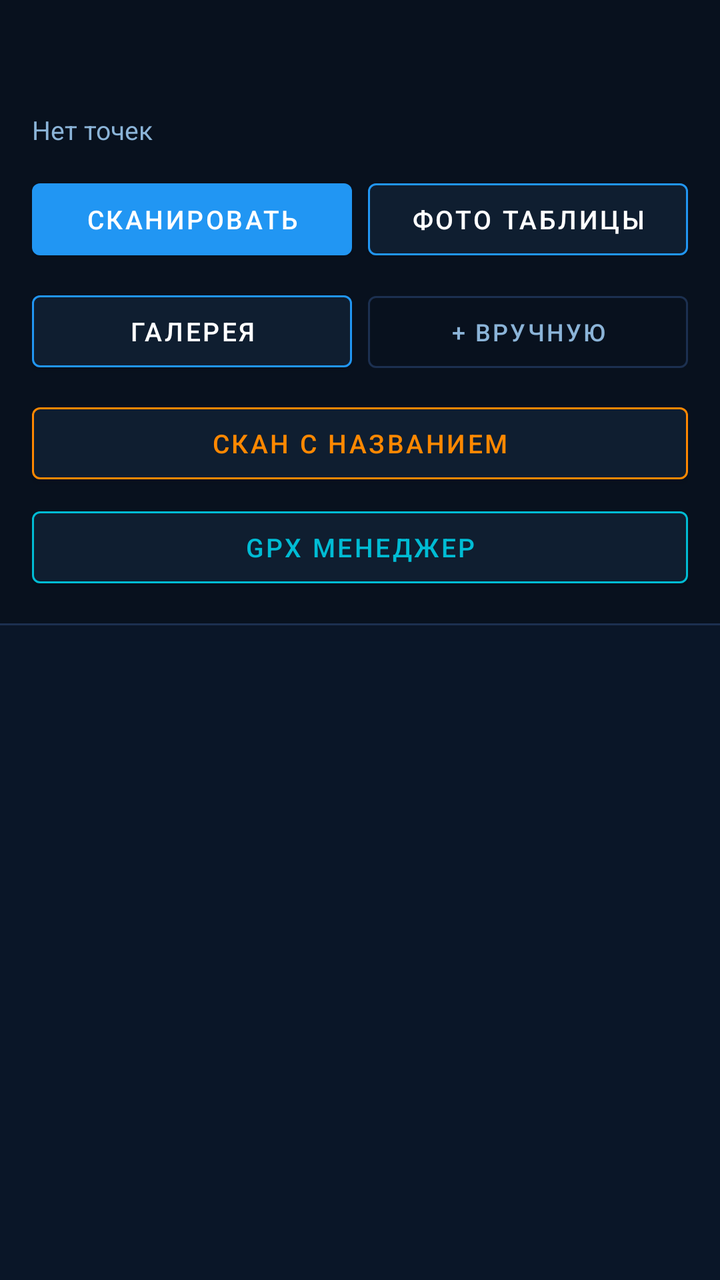
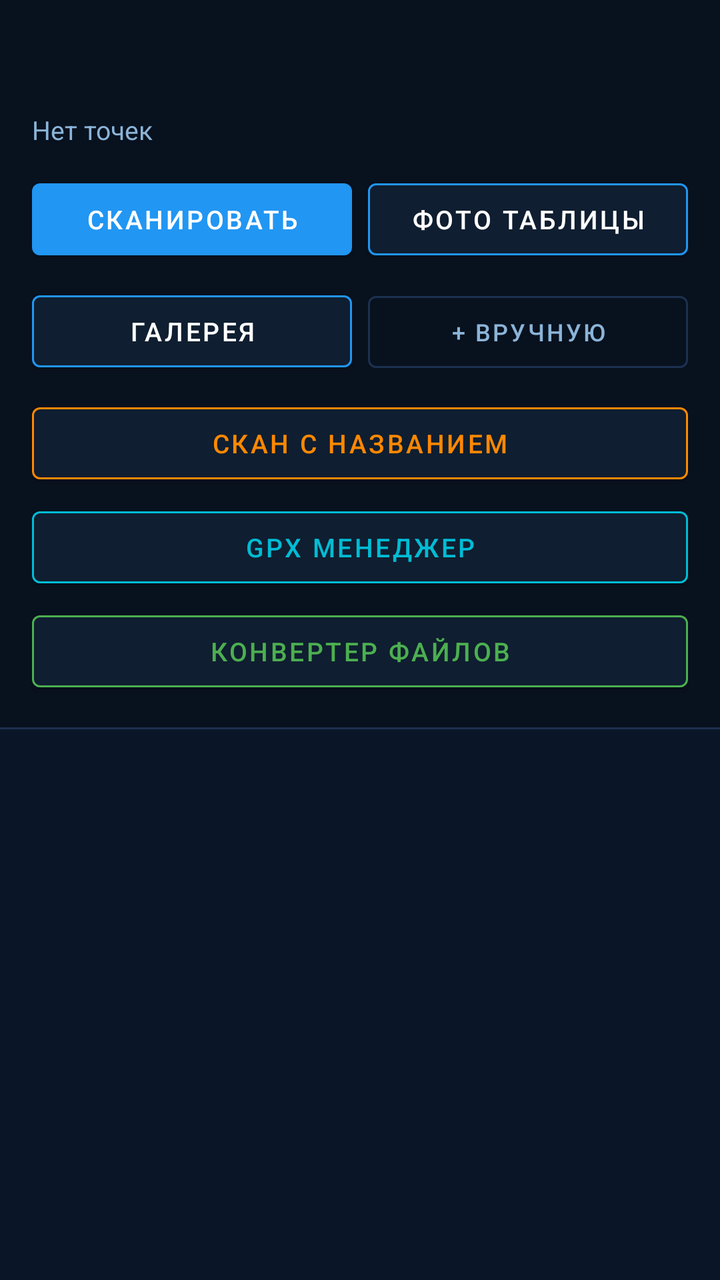

Compare the two renders of this Android layout. The source of the first and the diff that turns it into the second are given below.
<!-- AndroidManifest.xml: application theme Theme.CoordScanner -->
<!-- res/layout/activity_main.xml -->
<?xml version="1.0" encoding="utf-8"?>
<androidx.coordinatorlayout.widget.CoordinatorLayout
    xmlns:android="http://schemas.android.com/apk/res/android"
    xmlns:app="http://schemas.android.com/apk/res-auto"
    android:layout_width="match_parent"
    android:layout_height="match_parent"
    android:background="@color/navy_bg">

    <com.google.android.material.appbar.AppBarLayout
        android:layout_width="match_parent"
        android:layout_height="wrap_content"
        android:background="@color/navy_deep"
        app:elevation="0dp">

        <androidx.appcompat.widget.Toolbar
            android:id="@+id/toolbar"
            android:layout_width="match_parent"
            android:layout_height="?attr/actionBarSize"
            android:background="@color/navy_deep"
            app:titleTextColor="@color/white"
            app:subtitleTextColor="@color/text_secondary" />

        
        <LinearLayout
            android:layout_width="match_parent"
            android:layout_height="wrap_content"
            android:orientation="vertical"
            android:paddingHorizontal="16dp"
            android:paddingBottom="14dp">

            <TextView
                android:id="@+id/tvPointCount"
                android:layout_width="match_parent"
                android:layout_height="wrap_content"
                android:text="Нет точек"
                android:textColor="@color/text_secondary"
                android:textSize="13sp"
                android:layout_marginBottom="12dp" />

            <LinearLayout
                android:layout_width="match_parent"
                android:layout_height="wrap_content"
                android:orientation="horizontal"
                android:layout_marginBottom="8dp">

                <com.google.android.material.button.MaterialButton
                    android:id="@+id/btnScan"
                    android:layout_width="0dp"
                    android:layout_height="48dp"
                    android:layout_weight="1"
                    android:layout_marginEnd="8dp"
                    android:text="Сканировать"
                    android:textSize="13sp"
                    android:fontFamily="sans-serif-medium"
                    app:backgroundTint="@color/primary"
                    app:iconTint="@color/white" />

                <com.google.android.material.button.MaterialButton
                    android:id="@+id/btnPhotoBatch"
                    android:layout_width="0dp"
                    android:layout_height="48dp"
                    android:layout_weight="1"
                    android:text="Фото таблицы"
                    android:textSize="13sp"
                    android:fontFamily="sans-serif-medium"
                    app:backgroundTint="@color/navy_surface"
                    app:strokeColor="@color/primary"
                    app:strokeWidth="1dp" />
            </LinearLayout>

            <LinearLayout
                android:layout_width="match_parent"
                android:layout_height="wrap_content"
                android:orientation="horizontal"
                android:layout_marginBottom="8dp">

                <com.google.android.material.button.MaterialButton
                    android:id="@+id/btnGallery"
                    android:layout_width="0dp"
                    android:layout_height="48dp"
                    android:layout_weight="1"
                    android:layout_marginEnd="8dp"
                    android:text="Галерея"
                    android:textSize="13sp"
                    android:fontFamily="sans-serif-medium"
                    app:backgroundTint="@color/navy_surface"
                    app:strokeColor="@color/primary"
                    app:strokeWidth="1dp" />

                <com.google.android.material.button.MaterialButton
                    android:id="@+id/fab"
                    style="@style/Widget.MaterialComponents.Button.OutlinedButton"
                    android:layout_width="0dp"
                    android:layout_height="48dp"
                    android:layout_weight="1"
                    android:text="+ Вручную"
                    android:textColor="@color/text_secondary"
                    android:textSize="12sp"
                    app:strokeColor="@color/navy_stroke" />
            </LinearLayout>

            
            <com.google.android.material.button.MaterialButton
                android:id="@+id/btnColumnScan"
                android:layout_width="match_parent"
                android:layout_height="48dp"
                android:text="Скан с названием"
                android:textSize="13sp"
                android:fontFamily="sans-serif-medium"
                app:backgroundTint="@color/navy_surface"
                app:strokeColor="#FF8800"
                app:strokeWidth="1dp"
                android:textColor="#FF8800" />

            
            <com.google.android.material.button.MaterialButton
                android:id="@+id/btnGpxManager"
                android:layout_width="match_parent"
                android:layout_height="48dp"
                android:layout_marginTop="4dp"
                android:text="GPX Менеджер"
                android:textSize="13sp"
                android:fontFamily="sans-serif-medium"
                app:backgroundTint="@color/navy_surface"
                app:strokeColor="@color/accent"
                app:strokeWidth="1dp"
                android:textColor="@color/accent" />
        </LinearLayout>

        
        <View
            android:layout_width="match_parent"
            android:layout_height="1dp"
            android:background="@color/navy_stroke" />

    </com.google.android.material.appbar.AppBarLayout>

    
    <LinearLayout
        android:layout_width="match_parent"
        android:layout_height="match_parent"
        android:orientation="vertical"
        app:layout_behavior="@string/appbar_scrolling_view_behavior">

        <FrameLayout
            android:layout_width="match_parent"
            android:layout_height="match_parent">

            <androidx.recyclerview.widget.RecyclerView
                android:id="@+id/recyclerView"
                android:layout_width="match_parent"
                android:layout_height="match_parent"
                android:paddingVertical="8dp"
                android:clipToPadding="false" />

            <LinearLayout
                android:id="@+id/emptyState"
                android:layout_width="wrap_content"
                android:layout_height="wrap_content"
                android:layout_gravity="center"
                android:orientation="vertical"
                android:gravity="center"
                android:visibility="gone">

                <TextView
                    android:layout_width="wrap_content"
                    android:layout_height="wrap_content"
                    android:text="📡"
                    android:textSize="56sp" />

                <TextView
                    android:layout_width="wrap_content"
                    android:layout_height="wrap_content"
                    android:text="Точек нет"
                    android:textColor="@color/text_secondary"
                    android:textSize="18sp"
                    android:fontFamily="sans-serif-medium"
                    android:layout_marginTop="12dp" />

                <TextView
                    android:layout_width="wrap_content"
                    android:layout_height="wrap_content"
                    android:text="Нажмите «Сканировать»"
                    android:textColor="@color/text_hint"
                    android:textSize="13sp"
                    android:layout_marginTop="4dp" />
            </LinearLayout>
        </FrameLayout>
    </LinearLayout>

    
    <com.google.android.material.floatingactionbutton.FloatingActionButton
        android:id="@+id/btnExportBar"
        android:layout_width="wrap_content"
        android:layout_height="wrap_content"
        android:layout_gravity="bottom|end"
        android:layout_margin="20dp"
        android:contentDescription="Экспорт GPX"
        android:src="@android:drawable/ic_menu_share"
        app:backgroundTint="@color/navy_surface"
        app:tint="@color/text_secondary"
        app:elevation="4dp"
        android:visibility="gone" />

</androidx.coordinatorlayout.widget.CoordinatorLayout>
<!-- resources referenced by this layout -->
<resources>
  <color name="accent">#00BCD4</color>
  <color name="navy_bg">#0A1628</color>
  <color name="navy_deep">#08111E</color>
  <color name="navy_stroke">#1C3050</color>
  <color name="navy_surface">#0F1E30</color>
  <color name="primary">#2196F3</color>
  <color name="text_hint">#3A5070</color>
  <color name="text_secondary">#8BB4D8</color>
  <color name="white">#FFFFFF</color>
  <style name="Theme.CoordScanner" parent="Theme.MaterialComponents.DayNight.NoActionBar">
          <item name="colorPrimary">@color/primary</item>
          <item name="colorPrimaryVariant">@color/primary_dark</item>
          <item name="colorOnPrimary">@color/on_primary</item>
          <item name="colorSecondary">@color/accent</item>
          <item name="colorSecondaryVariant">@color/accent</item>
          <item name="colorOnSecondary">@color/white</item>
          <item name="android:statusBarColor">@color/navy_deep</item>
          <item name="android:navigationBarColor">@color/navy_deep</item>
          <item name="android:windowBackground">@color/navy_bg</item>
          <item name="materialCardViewStyle">@style/CardStyle</item>
          <item name="colorSurface">@color/navy_surface</item>
          <item name="colorOnSurface">@color/text_primary</item>
      </style>
  <color name="primary_dark">#1565C0</color>
  <color name="on_primary">#FFFFFF</color>
  <style name="CardStyle" parent="Widget.MaterialComponents.CardView">
          <item name="cardElevation">2dp</item>
          <item name="cardCornerRadius">14dp</item>
          <item name="android:layout_marginBottom">6dp</item>
          <item name="cardBackgroundColor">@color/navy_card</item>
          <item name="strokeColor">@color/navy_stroke</item>
          <item name="strokeWidth">1dp</item>
      </style>
  <color name="text_primary">#FFFFFF</color>
  <color name="navy_card">#111E30</color>
</resources>

<!-- the commit's change to res/layout/activity_main.xml (unified diff, before → after) -->
@@ -125,6 +125,20 @@
                 app:strokeColor="@color/accent"
                 app:strokeWidth="1dp"
                 android:textColor="@color/accent" />
+
+            
+            <com.google.android.material.button.MaterialButton
+                android:id="@+id/btnConverter"
+                android:layout_width="match_parent"
+                android:layout_height="48dp"
+                android:layout_marginTop="4dp"
+                android:text="Конвертер файлов"
+                android:textSize="13sp"
+                android:fontFamily="sans-serif-medium"
+                app:backgroundTint="@color/navy_surface"
+                app:strokeColor="@color/scanner_green"
+                app:strokeWidth="1dp"
+                android:textColor="@color/scanner_green" />
         </LinearLayout>
 
         
<!-- resource entries referenced after the edit -->
@@ -6,6 +6,7 @@
   <color name="navy_stroke">#1C3050</color>
   <color name="navy_surface">#0F1E30</color>
   <color name="primary">#2196F3</color>
+  <color name="scanner_green">#4CAF50</color>
   <color name="text_hint">#3A5070</color>
   <color name="text_secondary">#8BB4D8</color>
   <color name="white">#FFFFFF</color>
